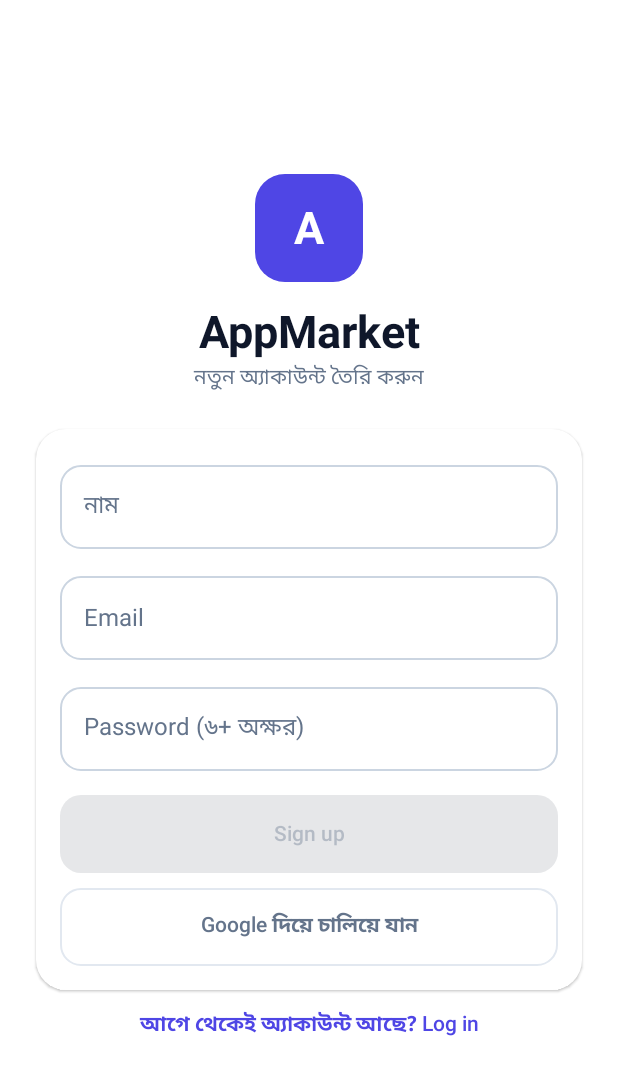
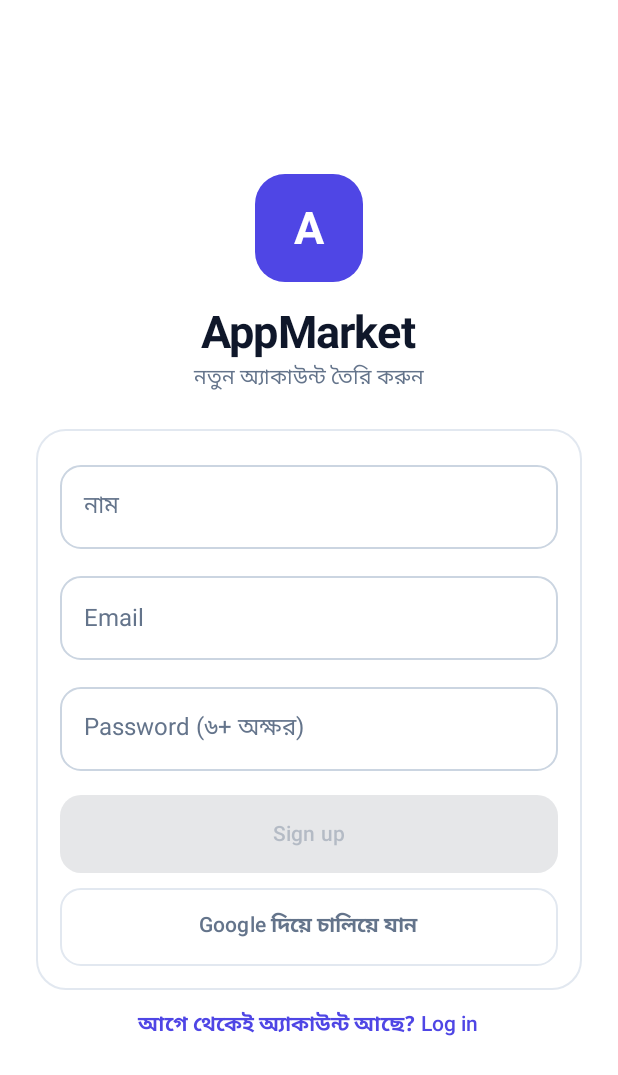
Before and after one commit to Ahad364/AppMarket, an Android app built with Jetpack Compose: the screen it shows after launch (MainActivity), after a tap on "নতুন? Sign up", on a phone screen of 412 x 824 dp. Shown: the top 1075 px of the screen. Run offline under Robolectric (Android 15) with nearby library versions, the phone set to English and light mode, and no system bars; our stand-ins replace Dagger/Hilt's generated code, Firebase (no records; nobody signed in at launch, a user with empty details on screens opened directly); pictures from the network do not load.

Commit message:
Design polish: refined typography, bordered cards, larger app icons, update badge
Co-Authored-By: Claude Haiku 5.5 <noreply@anthropic.com>

Claude-Session: https://claude.ai/code/session_01PMpJhK6AV4rh5rseRdnAeX

```diff
--- a/app/src/main/java/com/appmarket/store/ui/Theme.kt
+++ b/app/src/main/java/com/appmarket/store/ui/Theme.kt
@@ -58,16 +58,17 @@ private val DarkColors = darkColorScheme(
     onError = Color(0xFF450A0A)
 )
 
+// Tighter display tracking and a clear size ladder give headings a more premium feel.
 private val AppTypography = Typography(
-    headlineLarge = TextStyle(fontWeight = FontWeight.Bold, fontSize = 30.sp, lineHeight = 36.sp),
-    headlineSmall = TextStyle(fontWeight = FontWeight.Bold, fontSize = 22.sp, lineHeight = 28.sp),
-    titleLarge = TextStyle(fontWeight = FontWeight.SemiBold, fontSize = 20.sp, lineHeight = 26.sp),
+    headlineLarge = TextStyle(fontWeight = FontWeight.Bold, fontSize = 30.sp, lineHeight = 36.sp, letterSpacing = (-0.5).sp),
+    headlineSmall = TextStyle(fontWeight = FontWeight.Bold, fontSize = 22.sp, lineHeight = 28.sp, letterSpacing = (-0.3).sp),
+    titleLarge = TextStyle(fontWeight = FontWeight.SemiBold, fontSize = 20.sp, lineHeight = 26.sp, letterSpacing = (-0.2).sp),
     titleMedium = TextStyle(fontWeight = FontWeight.SemiBold, fontSize = 16.sp, lineHeight = 22.sp),
     titleSmall = TextStyle(fontWeight = FontWeight.SemiBold, fontSize = 14.sp, lineHeight = 20.sp),
     bodyLarge = TextStyle(fontSize = 16.sp, lineHeight = 24.sp),
     bodyMedium = TextStyle(fontSize = 14.sp, lineHeight = 21.sp),
-    bodySmall = TextStyle(fontSize = 12.sp, lineHeight = 16.sp),
-    labelLarge = TextStyle(fontWeight = FontWeight.SemiBold, fontSize = 14.sp)
+    bodySmall = TextStyle(fontSize = 12.sp, lineHeight = 16.sp, letterSpacing = 0.1.sp),
+    labelLarge = TextStyle(fontWeight = FontWeight.SemiBold, fontSize = 14.sp, letterSpacing = 0.1.sp)
 )
 
 private val AppShapes = Shapes(
```
Also changed, not shown: app/src/main/java/com/appmarket/store/ui/Components.kt (+21 -9 lines).
